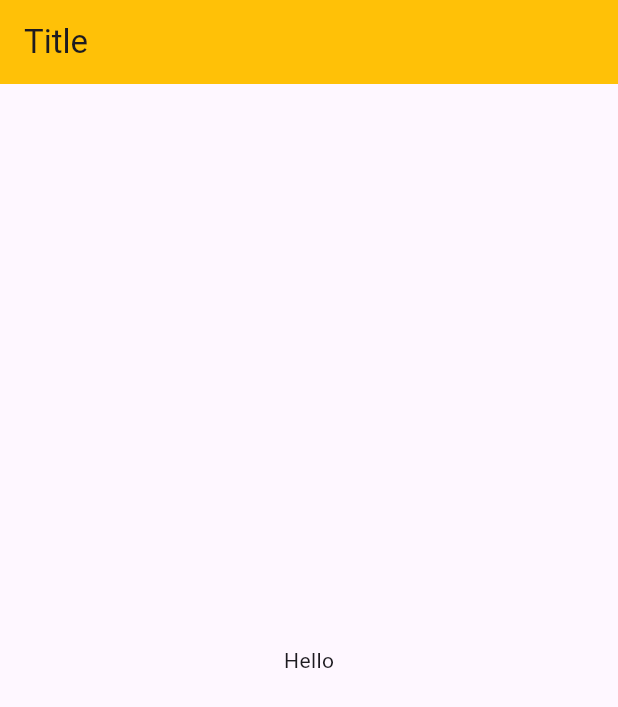
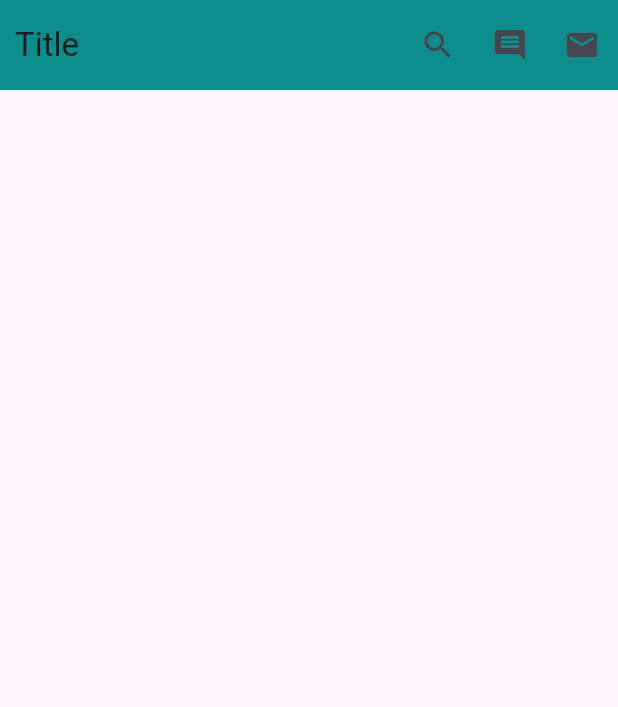
Before and after one commit to sabbir-62/Flutter, a Flutter app: the screen it shows after launch, on a phone screen of 412 x 824 dp. Shown: the top 707 px of the screen. Run offline on Flutter 3.47's test engine with Material 3 defaults, Android fonts, the phone set to English and light mode, and no system bars.

Commit message:
add appbar icons

```diff
--- a/lib/main.dart
+++ b/lib/main.dart
@@ -13,9 +13,6 @@ class MyApp extends StatelessWidget {
     return MaterialApp(
       theme: ThemeData(
         primarySwatch: Colors.amber,
-        appBarTheme: const AppBarTheme(
-          backgroundColor: Colors.amber,
-        )
       ),
       darkTheme: ThemeData(primarySwatch: Colors.blue),
       debugShowCheckedModeBanner: false,
@@ -29,8 +26,19 @@ class HomeActivity extends StatelessWidget {
   @override
   Widget build(BuildContext context) {
     return Scaffold(
-      appBar: AppBar(title: const Text("Title")),
-      body: const Center(child: Text("Hello")),
+      appBar: AppBar(
+        title: const Text("Title"),
+        titleSpacing: 10,
+        toolbarHeight: 60,
+        toolbarOpacity: 1,
+        elevation: 6,
+        backgroundColor: Colors.teal,
+        actions: [
+          IconButton(onPressed: (){}, icon: const Icon(Icons.search)),
+          IconButton(onPressed: (){}, icon: const Icon(Icons.comment)),
+          IconButton(onPressed: (){}, icon: const Icon(Icons.email))
+        ],
+      )
     );
   }
 }
```
